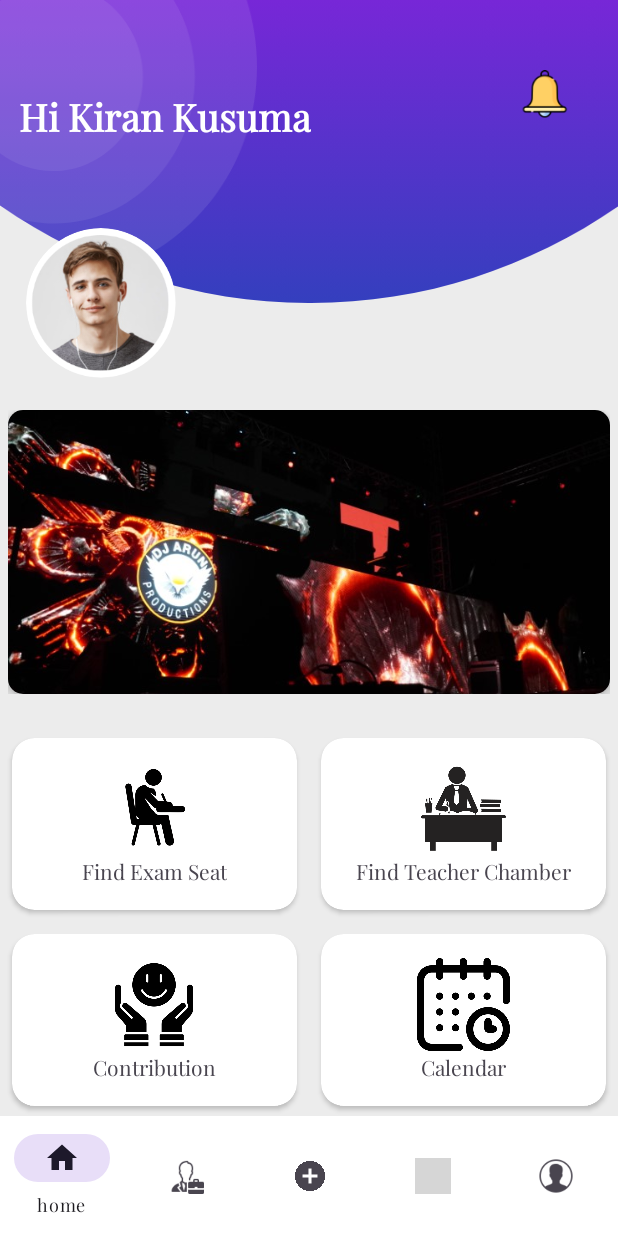
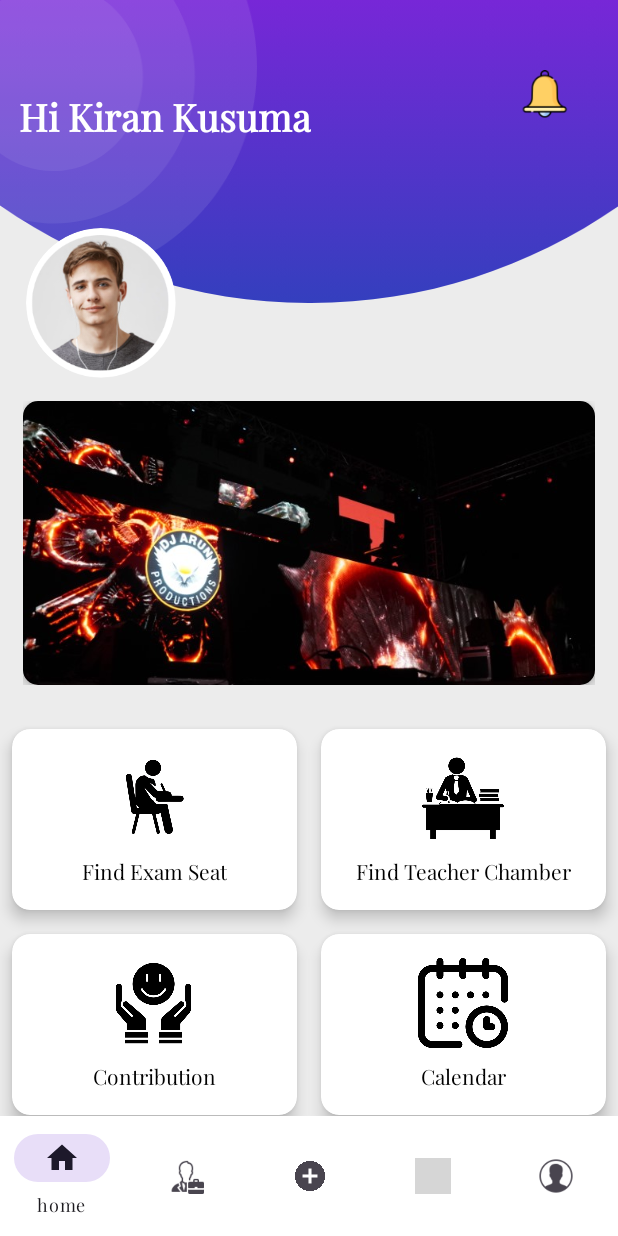
Before and after one commit to Kusuma0112/CapMap, an Android app: the screen it shows after launch once a user with an empty profile is signed in (MainActivity), on a phone screen of 412 x 824 dp. Run offline under Robolectric (Android 15) with nearby library versions, the phone set to English and light mode, and no system bars; our stand-ins replace CircleImageView, Firebase (no records; nobody signed in at launch, a user with empty details on screens opened directly), navigation-ui; grey boxes are pictures that could not be loaded.

Commit message:
some little changes

```diff
--- a/app/src/main/java/com/example/capmap/fragements/contribute/ContributeFragment.java
+++ b/app/src/main/java/com/example/capmap/fragements/contribute/ContributeFragment.java
@@ -26,7 +26,7 @@ public class ContributeFragment extends Fragment {
         View root = binding.getRoot();
 
         Button toAddCompany = binding.ToAddCompany;
-        Button toEditCompany = binding.ToEditComapny;
+        Button toEditCompany = binding.ToEditCompany;
         Button toMarkCalender = binding.ToMarkCalender;
         Button toEditCalender = binding.ToEditCalender;
         Button toGiveNotification = binding.ToGiveNotification;
--- a/app/src/main/res/layout/fragment_home.xml
+++ b/app/src/main/res/layout/fragment_home.xml
@@ -79,16 +79,18 @@
                 <androidx.viewpager2.widget.ViewPager2
                     android:id="@+id/viewPager"
                     android:layout_width="match_parent"
+                    android:padding="5dp"
+                    android:layout_margin="10dp"
+                    app:layout_constraintTop_toBottomOf="@+id/imgProfile"
+                    app:layout_constraintStart_toStartOf="parent"
+                    app:layout_constraintEnd_toEndOf="parent"
                     android:layout_height="200dp"
                     android:layout_marginTop="16dp"
-                    android:padding="5dp"
-                    app:layout_constraintTop_toBottomOf="@+id/imgProfile"
-                    app:layout_constraintStart_toStartOf="parent"
-                    app:layout_constraintEnd_toEndOf="parent" />
+                    android:layout_marginBottom="16dp"/>
 
                 <GridLayout
                     android:id="@+id/buttonGrid"
-                    android:layout_width="0dp"
+                    android:layout_width="match_parent"
                     android:layout_height="wrap_content"
                     android:layout_marginTop="16dp"
                     android:columnCount="2"
@@ -99,15 +101,14 @@
                     app:layout_constraintStart_toStartOf="parent"
                     app:layout_constraintTop_toBottomOf="@+id/viewPager">
 
-                    <!-- Button 1: Find Exam Seat -->
                     <androidx.cardview.widget.CardView
                         android:layout_width="0dp"
                         android:layout_height="wrap_content"
+                        android:layout_margin="8dp"
+                        app:cardCornerRadius="12dp"
+                        app:cardElevation="6dp"
                         android:layout_rowWeight="1"
-                        android:layout_columnWeight="1"
-                        android:layout_margin="8dp"
-                        app:cardCornerRadius="15dp"
-                        app:cardBackgroundColor="@android:color/white">
+                        android:layout_columnWeight="1">
 
                         <LinearLayout
                             android:layout_width="match_parent"
@@ -117,32 +118,29 @@
                             android:padding="16dp">
 
                             <ImageView
-                                android:id="@+id/btnFindExamSeatIcon"
-                                android:layout_width="142dp"
-                                android:layout_height="62dp"
-                                android:contentDescription="@string/find_exam_seat_icon"
-                                android:src="@drawable/ic_exam_seat" />
+                                android:layout_width="60dp"
+                                android:layout_height="60dp"
+                                android:src="@drawable/ic_exam_seat"/>
 
                             <TextView
-                                android:id="@+id/btnFindExamSeatText"
                                 android:layout_width="wrap_content"
                                 android:layout_height="wrap_content"
                                 android:text="Find Exam Seat"
-                                android:textAlignment="center" />
-
+                                android:textAlignment="center"
+                                android:textColor="@color/black"
+                                android:layout_marginTop="8dp"/>
                         </LinearLayout>
-
                     </androidx.cardview.widget.CardView>
 
-                    <!-- Button 2: Find Teacher Chamber -->
+                    <!-- Find Teacher Chamber Button -->
                     <androidx.cardview.widget.CardView
                         android:layout_width="0dp"
                         android:layout_height="wrap_content"
+                        android:layout_margin="8dp"
+                        app:cardCornerRadius="12dp"
+                        app:cardElevation="6dp"
                         android:layout_rowWeight="1"
-                        android:layout_columnWeight="1"
-                        android:layout_margin="8dp"
-                        app:cardCornerRadius="15dp"
-                        app:cardBackgroundColor="@android:color/white">
+                        android:layout_columnWeight="1">
 
                         <LinearLayout
                             android:layout_width="match_parent"
@@ -152,33 +150,29 @@
                             android:padding="16dp">
 
                             <ImageView
-                                android:id="@+id/btnFindTeacherChamberIcon"
-                                android:layout_width="142dp"
-                                android:layout_height="62dp"
-                                android:contentDescription="@string/find_teacher_chamber_icon"
-                                android:src="@drawable/ic_teacher_chamber"
-                                app:tint="#242222" />
+                                android:layout_width="60dp"
+                                android:layout_height="60dp"
+                                android:src="@drawable/ic_teacher_chamber"/>
 
                             <TextView
-                                android:id="@+id/btnFindTeacherChamberText"
                                 android:layout_width="wrap_content"
                                 android:layout_height="wrap_content"
                                 android:text="Find Teacher Chamber"
-                                android:textAlignment="center" />
-
+                                android:textAlignment="center"
+                                android:textColor="@color/black"
+                                android:layout_marginTop="8dp"/>
                         </LinearLayout>
-
                     </androidx.cardview.widget.CardView>
 
-                    <!-- Button 3: Contribution -->
+                    <!-- Contribution Button -->
                     <androidx.cardview.widget.CardView
                         android:layout_width="0dp"
                         android:layout_height="wrap_content"
+                        android:layout_margin="8dp"
+                        app:cardCornerRadius="12dp"
+                        app:cardElevation="6dp"
                         android:layout_rowWeight="1"
-                        android:layout_columnWeight="1"
-                        android:layout_margin="8dp"
-                        app:cardCornerRadius="15dp"
-                        app:cardBackgroundColor="@android:color/white">
+                        android:layout_columnWeight="1">
 
                         <LinearLayout
                             android:layout_width="match_parent"
@@ -188,32 +182,29 @@
                             android:padding="16dp">
 
                             <ImageView
-                                android:id="@+id/btnContributionIcon"
-                                android:layout_width="142dp"
-                                android:layout_height="62dp"
-                                android:contentDescription="@string/contribution_icon"
-                                android:src="@drawable/ic_contribution" />
+                                android:layout_width="60dp"
+                                android:layout_height="60dp"
+                                android:src="@drawable/ic_contribution"/>
 
                             <TextView
-                                android:id="@+id/btnContributionText"
                                 android:layout_width="wrap_content"
                                 android:layout_height="wrap_content"
                                 android:text="Contribution"
-                                android:textAlignment="center" />
-
+                                android:textAlignment="center"
+                                android:textColor="@color/black"
+                                android:layout_marginTop="8dp"/>
                         </LinearLayout>
-
                     </androidx.cardview.widget.CardView>
 
-                    <!-- Button 4: Calendar -->
+                    <!-- Calendar Button -->
                     <androidx.cardview.widget.CardView
                         android:layout_width="0dp"
                         android:layout_height="wrap_content"
+                        android:layout_margin="8dp"
+                        app:cardCornerRadius="12dp"
+                        app:cardElevation="6dp"
                         android:layout_rowWeight="1"
-                        android:layout_columnWeight="1"
-                        android:layout_margin="8dp"
-                        app:cardCornerRadius="15dp"
-                        app:cardBackgroundColor="@android:color/white">
+                        android:layout_columnWeight="1">
 
                         <LinearLayout
                             android:layout_width="match_parent"
@@ -223,22 +214,20 @@
                             android:padding="16dp">
 
                             <ImageView
-                                android:id="@+id/btnCalendarIcon"
-                                android:layout_width="142dp"
-                                android:layout_height="62dp"
-                                android:contentDescription="@string/calendar_icon"
-                                android:src="@drawable/ic_calendar" />
+                                android:layout_width="60dp"
+                                android:layout_height="60dp"
+                                android:src="@drawable/ic_calendar"/>
 
                             <TextView
-                                android:id="@+id/btnCalendarText"
                                 android:layout_width="wrap_content"
                                 android:layout_height="wrap_content"
                                 android:text="Calendar"
-                                android:textAlignment="center" />
+                                android:textAlignment="center"
+                                android:textColor="@color/black"
+                                android:layout_marginTop="8dp"/>
+                        </LinearLayout>
+                    </androidx.cardview.widget.CardView>
 
-                        </LinearLayout>
-
-                    </androidx.cardview.widget.CardView>
 
                 </GridLayout>
 
--- a/app/src/main/res/layout/fragment_navigate.xml
+++ b/app/src/main/res/layout/fragment_navigate.xml
@@ -28,22 +28,22 @@
 
             <com.google.android.gms.maps.MapView
                 android:id="@+id/mapView"
-                android:layout_width="387dp"
-                android:layout_height="617dp"
+                android:layout_width="392dp"
+                android:layout_height="549dp"
                 android:layout_marginStart="15dp"
                 android:layout_marginEnd="15dp"
-                android:layout_marginBottom="16dp"
+                android:layout_marginBottom="104dp"
                 app:layout_constraintBottom_toBottomOf="parent"
                 app:layout_constraintEnd_toEndOf="parent"
-                app:layout_constraintHorizontal_bias="1.0"
+                app:layout_constraintHorizontal_bias="0.545"
                 app:layout_constraintStart_toStartOf="parent" />
 
             <Spinner
                 android:id="@+id/spinnerStart"
                 android:layout_width="298dp"
                 android:layout_height="49dp"
-                android:layout_marginStart="52dp"
-                android:layout_marginBottom="24dp"
+                android:layout_marginStart="56dp"
+                android:layout_marginBottom="16dp"
                 android:background="@drawable/spinner_background"
                 android:drawableStart="@drawable/ic_location"
                 android:drawablePadding="10dp"
@@ -56,8 +56,8 @@
                 android:id="@+id/spinnerEnd"
                 android:layout_width="298dp"
                 android:layout_height="49dp"
-                android:layout_marginStart="52dp"
-                android:layout_marginBottom="600dp"
+                android:layout_marginStart="56dp"
+                android:layout_marginBottom="572dp"
                 android:background="@drawable/spinner_background"
                 android:hint="Select End Position"
                 app:layout_constraintBottom_toTopOf="@+id/buttonShowPath"
@@ -68,7 +68,7 @@
                 android:layout_width="138dp"
                 android:layout_height="49dp"
                 android:layout_marginStart="12dp"
-                android:layout_marginBottom="4dp"
+                android:layout_marginBottom="40dp"
                 android:text="Show Path"
                 app:layout_constraintBottom_toBottomOf="parent"
                 app:layout_constraintStart_toStartOf="parent" />
--- a/app/src/main/res/layout/fragment_placement.xml
+++ b/app/src/main/res/layout/fragment_placement.xml
@@ -61,7 +61,7 @@
             <androidx.recyclerview.widget.RecyclerView
                 android:id="@+id/recycler_view"
                 android:layout_width="match_parent"
-                android:layout_height="694dp"
+                android:layout_height="wrap_content"
                 android:padding="16dp" />
         </LinearLayout>
     </ScrollView>
```
